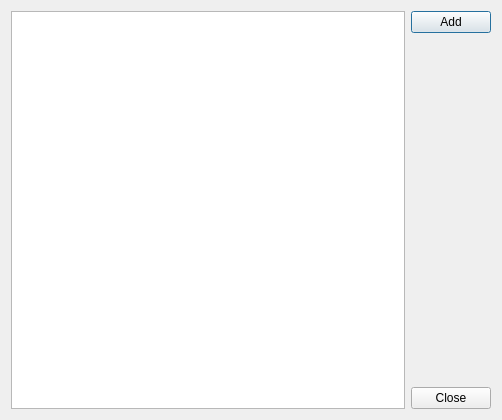
The window that src/forms/employeedialog.ui (fverco/CompanyCovidQuery) describes before a commit, drawn with Qt 5.
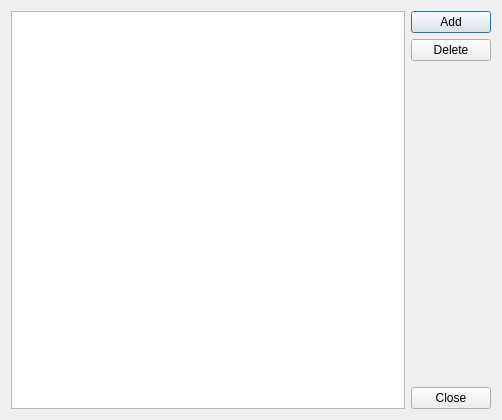
The same window after the commit.

Commit message: Add delete employee functionality to EmployeeDialog

Patch:
```diff
--- a/src/forms/employeedialog.ui
+++ b/src/forms/employeedialog.ui
@@ -28,6 +28,13 @@
          </property>
         </widget>
        </item>
+       <item>
+        <widget class="QPushButton" name="btnDelete">
+         <property name="text">
+          <string>Delete</string>
+         </property>
+        </widget>
+       </item>
        <item>
         <spacer name="verticalSpacer">
          <property name="orientation">
```
The commit also changes 2 other files.
